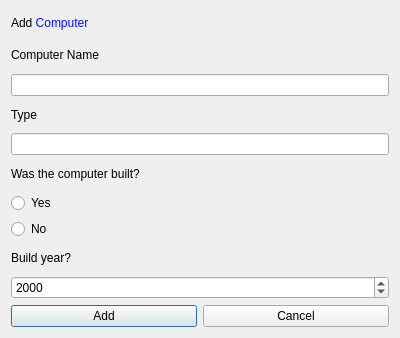
Above: ui/computerdialog.ui from VLN-H7/Skil3 before the change. Below: the same form after it.
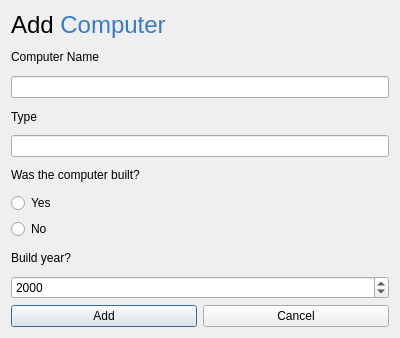
That is the form after the change.

Diff of the .ui file:
```diff
--- a/ui/computerdialog.ui
+++ b/ui/computerdialog.ui
@@ -23,7 +23,7 @@
    <item row="0" column="0">
     <widget class="QLabel" name="label_addComputerTitle">
      <property name="text">
-      <string>&lt;html&gt;&lt;head/&gt;&lt;body&gt;&lt;p&gt;Add &lt;span style=&quot; color:#0013ff;&quot;&gt;Computer&lt;/span&gt;&lt;/p&gt;&lt;/body&gt;&lt;/html&gt;</string>
+      <string>&lt;html&gt;&lt;head/&gt;&lt;body&gt;&lt;p&gt;&lt;span style=&quot; font-size:18pt;&quot;&gt;Add &lt;/span&gt;&lt;span style=&quot; font-size:18pt; color:#377BCE;&quot;&gt;Computer&lt;/span&gt;&lt;/p&gt;&lt;/body&gt;&lt;/html&gt;</string>
      </property>
     </widget>
    </item>
```
